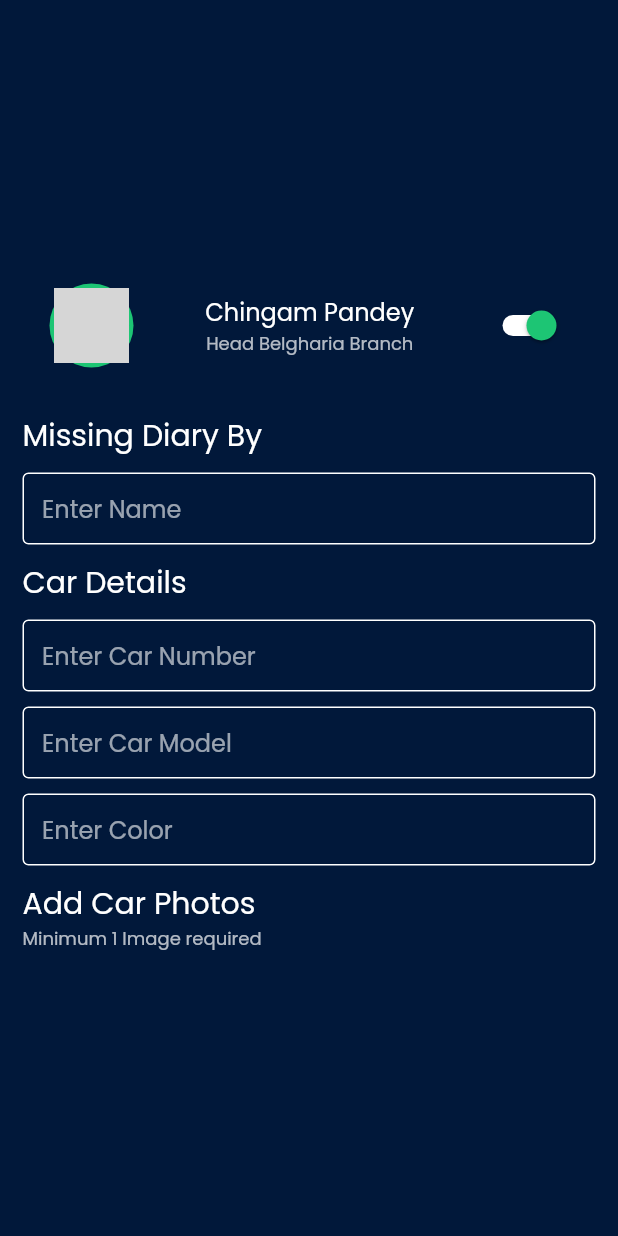
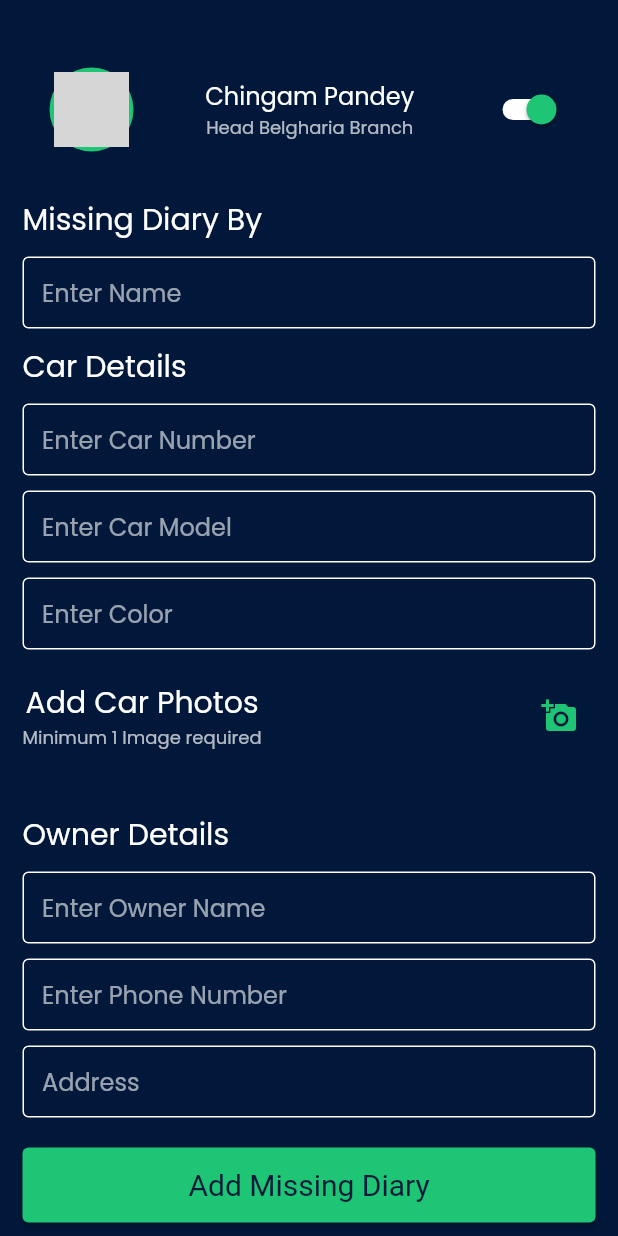
Before and after one commit to Debajyoti14/Smart-Naka, a Flutter app: the AddMissingDiary widget shown alone on an empty page, opened directly, on a phone screen of 412 x 824 dp. Run offline on Flutter 3.47's test engine with Material 2 defaults, Android fonts, the light colour scheme and no system bars; our stand-ins replace flutter_otp_text_field, google_fonts, image_picker; network calls fail; grey boxes are pictures that could not be loaded.

Commit message:
Add Missing Diary Page added

```diff
--- a/lib/screens/navPages/add_missing_diary.dart
+++ b/lib/screens/navPages/add_missing_diary.dart
@@ -3,10 +3,9 @@ import 'dart:io';
 import 'package:flutter/material.dart';
 import 'package:image_picker/image_picker.dart';
 import 'package:smart_naka_ethos/widgets/custom_text_field.dart';
+import 'package:smart_naka_ethos/widgets/green_buttons.dart';
 
-import '../../dummyDB/stolen_cars.dart';
 import '../../utils/constants.dart';
-import 'homePage.dart';
 
 class AddMissingDiary extends StatefulWidget {
   const AddMissingDiary({super.key});
@@ -32,7 +31,7 @@ class _AddMissingDiaryState extends State<AddMissingDiary> {
 
   @override
   Widget build(BuildContext context) {
-    return Center(
+    return SingleChildScrollView(
       child: Form(
         key: _formKey,
         child: Padding(
@@ -41,6 +40,7 @@ class _AddMissingDiaryState extends State<AddMissingDiary> {
             crossAxisAlignment: CrossAxisAlignment.start,
             mainAxisAlignment: MainAxisAlignment.center,
             children: [
+              const SizedBox(height: 20),
               ListTile(
                 leading: const CircleAvatar(
                   radius: 30,
@@ -92,47 +92,68 @@ class _AddMissingDiaryState extends State<AddMissingDiary> {
               CustomTextField(hintText: 'Enter Car Model'),
               const SizedBox(height: 10),
               CustomTextField(hintText: 'Enter Color'),
-              const SizedBox(height: 10),
+              const SizedBox(height: 20),
+              Row(mainAxisAlignment: MainAxisAlignment.spaceBetween, children: [
+                Column(
+                  children: [
+                    const Text(
+                      'Add Car Photos',
+                      style: TextStyle(fontSize: 20),
+                    ),
+                    Text(
+                      'Minimum 1 Image required',
+                      style: Theme.of(context).textTheme.caption,
+                    ),
+                  ],
+                ),
+                (imageFileList.length < 3)
+                    ? IconButton(
+                        color: accentGreen,
+                        icon: const Icon(Icons.add_a_photo),
+                        onPressed: () {
+                          selectImages();
+                        },
+                      )
+                    : const Text('Max 3 Images!'),
+              ]),
+              const SizedBox(
+                height: 20,
+              ),
+              (imageFileList.isNotEmpty)
+                  ? GridView.builder(
+                      shrinkWrap: true,
+                      padding: EdgeInsets.zero,
+                      itemCount: imageFileList.length,
+                      gridDelegate:
+                          const SliverGridDelegateWithFixedCrossAxisCount(
+                              crossAxisCount: 3, crossAxisSpacing: 10),
+                      itemBuilder: (BuildContext context, int index) {
+                        return Image.file(
+                          File(imageFileList[index].path),
+                          fit: BoxFit.cover,
+                        );
+                      },
+                    )
+                  : Container(),
+              const SizedBox(height: 20),
               const Text(
-                'Add Car Photos',
+                'Owner Details',
                 style: TextStyle(fontSize: 20),
               ),
-              Text(
-                'Minimum 1 Image required',
-                style: Theme.of(context).textTheme.caption,
+              const SizedBox(height: 10),
+              CustomTextField(hintText: 'Enter Owner Name'),
+              const SizedBox(height: 10),
+              CustomTextField(hintText: 'Enter Phone Number'),
+              const SizedBox(height: 10),
+              CustomTextField(hintText: 'Address'),
+              const SizedBox(height: 20),
+              CustomGreenButton(
+                buttonText: 'Add Missing Diary',
+                onPressed: () {},
               )
             ],
           ),
         ),
-        // children: [
-        // MaterialButton(
-        //     color: Colors.blue,
-        //     child: const Text(
-        //       "Pick Images from Gallery",
-        //       style: TextStyle(
-        //           color: Colors.white70, fontWeight: FontWeight.bold),
-        //     ),
-        //     onPressed: () {
-        //       selectImages();
-        //     }),
-        // const SizedBox(
-        //   height: 20,
-        // ),
-        // Expanded(
-        //   child: Padding(
-        //     padding: const EdgeInsets.all(8.0),
-        //     child: GridView.builder(
-        //       itemCount: imageFileList.length,
-        //       gridDelegate: const SliverGridDelegateWithFixedCrossAxisCount(
-        //           crossAxisCount: 3),
-        //       itemBuilder: (BuildContext context, int index) {
-        //         return Image.file(File(imageFileList[index].path),
-        //             fit: BoxFit.cover);
-        //       },
-        //     ),
-        //   ),
-        // )
-        // ],
       ),
     );
   }
--- /dev/null
+++ b/lib/widgets/green_buttons.dart
@@ -0,0 +1,29 @@
+import 'package:flutter/material.dart';
+
+import '../utils/constants.dart';
+
+class CustomGreenButton extends StatelessWidget {
+  final String buttonText;
+  final void Function()? onPressed;
+
+  const CustomGreenButton(
+      {super.key, required this.buttonText, this.onPressed});
+
+  @override
+  Widget build(BuildContext context) {
+    return SizedBox(
+      height: 50,
+      width: double.infinity,
+      child: ElevatedButton(
+        style: ElevatedButton.styleFrom(
+            backgroundColor: accentGreen,
+            textStyle: const TextStyle(color: backgroundDark)),
+        onPressed: onPressed,
+        child: Text(
+          buttonText,
+          style: const TextStyle(fontSize: 20, color: backgroundDark),
+        ),
+      ),
+    );
+  }
+}
```
Also changed, not shown: lib/controller/auth_controller.dart (+3 -4 lines), lib/screens/auth/login.dart (+8 -15 lines), lib/screens/auth/otp.dart (+5 -9 lines).
